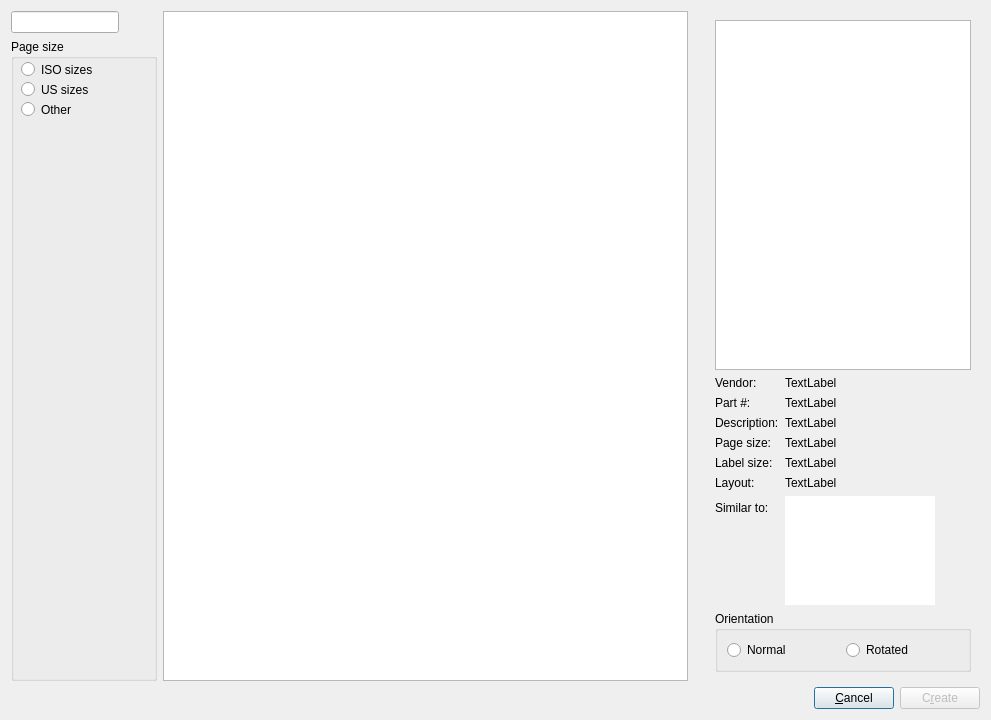
Before: the Qt Designer form glabels/ui/NewLabelDialog.ui in jimevins/glabels-qt, drawn with Qt 5.
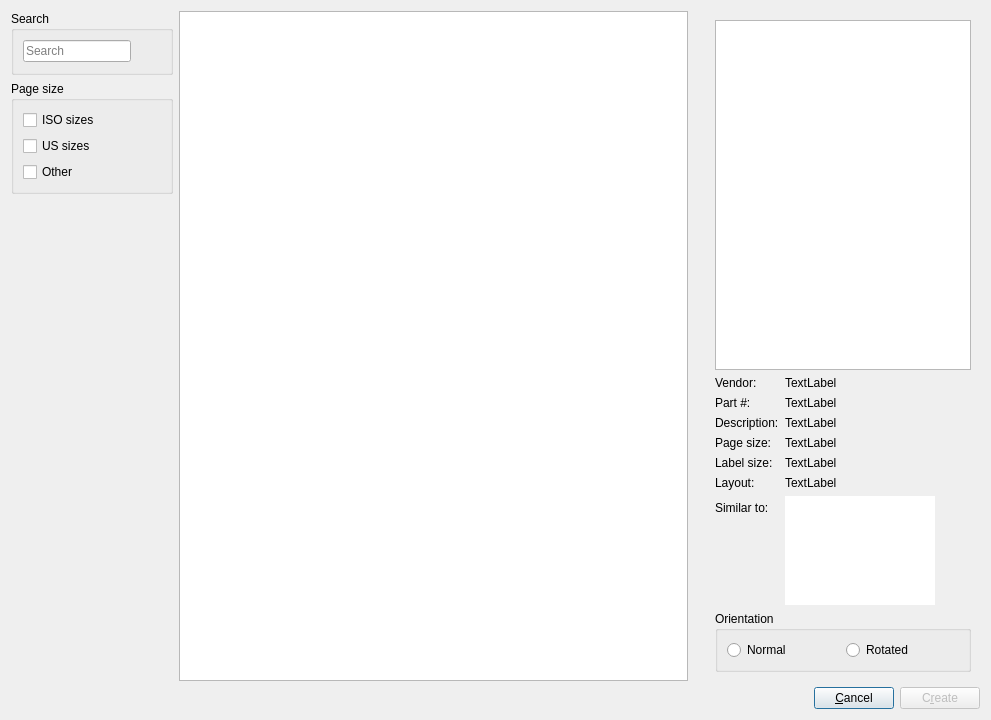
After: the same form once the commit is applied. Icons and pictures are not drawn. Custom widgets are drawn as their Qt base class.

Commit message: Tweaking of new label dialog.

```diff
--- a/glabels/ui/NewLabelDialog.ui
+++ b/glabels/ui/NewLabelDialog.ui
@@ -21,13 +21,45 @@
        <item>
         <layout class="QVBoxLayout" name="verticalLayout_2">
          <item>
-          <widget class="QLineEdit" name="searchEntry">
-           <property name="sizePolicy">
-            <sizepolicy hsizetype="Maximum" vsizetype="Fixed">
-             <horstretch>0</horstretch>
-             <verstretch>0</verstretch>
-            </sizepolicy>
+          <widget class="QGroupBox" name="groupBox_2">
+           <property name="title">
+            <string>Search</string>
            </property>
+           <layout class="QHBoxLayout" name="horizontalLayout_8">
+            <item>
+             <widget class="QLineEdit" name="searchEntry">
+              <property name="sizePolicy">
+               <sizepolicy hsizetype="Maximum" vsizetype="Fixed">
+                <horstretch>0</horstretch>
+                <verstretch>0</verstretch>
+               </sizepolicy>
+              </property>
+              <property name="placeholderText">
+               <string>Search</string>
+              </property>
+             </widget>
+            </item>
+            <item>
+             <widget class="QToolButton" name="searchClearButton">
+              <property name="text">
+               <string/>
+              </property>
+              <property name="icon">
+               <iconset resource="../icons.qrc">
+                <normaloff>:/icons/16x16/actions/edit-clear.png</normaloff>:/icons/16x16/actions/edit-clear.png</iconset>
+              </property>
+              <property name="iconSize">
+               <size>
+                <width>16</width>
+                <height>16</height>
+               </size>
+              </property>
+              <property name="autoRaise">
+               <bool>true</bool>
+              </property>
+             </widget>
+            </item>
+           </layout>
           </widget>
          </item>
          <item>
@@ -61,65 +93,44 @@
            <property name="checkable">
             <bool>false</bool>
            </property>
-           <widget class="QRadioButton" name="pageSizeIsoRadio">
-            <property name="geometry">
-             <rect>
-              <x>10</x>
-              <y>20</y>
-              <width>121</width>
-              <height>21</height>
-             </rect>
-            </property>
-            <property name="font">
-             <font>
-              <weight>50</weight>
-              <bold>false</bold>
-             </font>
-            </property>
-            <property name="text">
-             <string>ISO sizes</string>
-            </property>
-           </widget>
-           <widget class="QRadioButton" name="pageSizeUsRadio">
-            <property name="geometry">
-             <rect>
-              <x>10</x>
-              <y>40</y>
-              <width>111</width>
-              <height>21</height>
-             </rect>
-            </property>
-            <property name="font">
-             <font>
-              <weight>50</weight>
-              <bold>false</bold>
-             </font>
-            </property>
-            <property name="text">
-             <string>US sizes</string>
-            </property>
-           </widget>
-           <widget class="QRadioButton" name="pageSizeOtherRadio">
-            <property name="geometry">
-             <rect>
-              <x>10</x>
-              <y>60</y>
-              <width>111</width>
-              <height>21</height>
-             </rect>
-            </property>
-            <property name="font">
-             <font>
-              <weight>50</weight>
-              <bold>false</bold>
-             </font>
-            </property>
-            <property name="text">
-             <string>Other</string>
-            </property>
-           </widget>
+           <layout class="QVBoxLayout" name="verticalLayout_5">
+            <item>
+             <widget class="QCheckBox" name="pageSizeIsoCheck">
+              <property name="text">
+               <string>ISO sizes</string>
+              </property>
+             </widget>
+            </item>
+            <item>
+             <widget class="QCheckBox" name="pageSizeUsCheck">
+              <property name="text">
+               <string>US sizes</string>
+              </property>
+             </widget>
+            </item>
+            <item>
+             <widget class="QCheckBox" name="pageSizeOtherCheck">
+              <property name="text">
+               <string>Other</string>
+              </property>
+             </widget>
+            </item>
+           </layout>
           </widget>
          </item>
+         <item>
+          <spacer name="verticalSpacer_2">
+           <property name="orientation">
+            <enum>Qt::Vertical</enum>
+           </property>
+           <property name="sizeHint" stdset="0">
+            <size>
+             <width>20</width>
+             <height>40</height>
+            </size>
+           </property>
+          </spacer>
+         </item>
         </layout>
        </item>
        <item>
```
Left out of the diff: 176 changed lines with no effect on the pictures. The commit also changes 8 other files.
